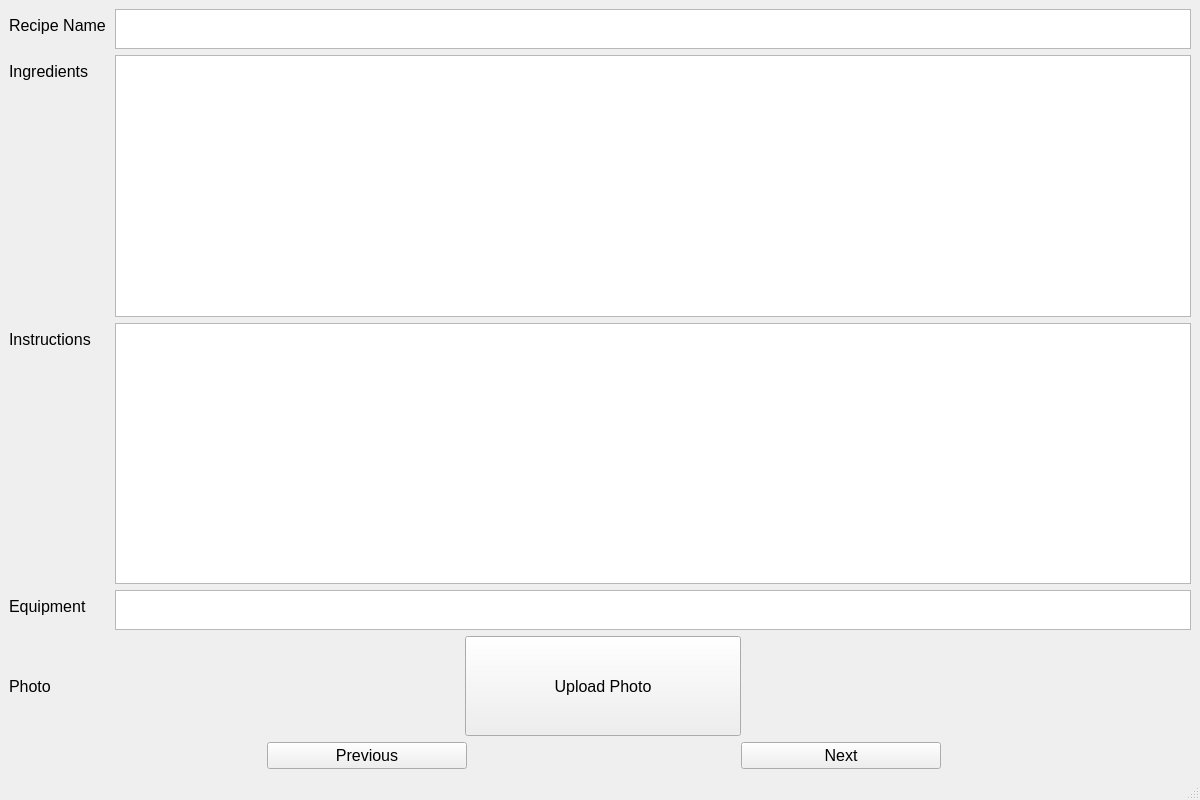
First picture: the form in recipe_viewer.ui, repository sgomez14/team-cook2, before the edit.
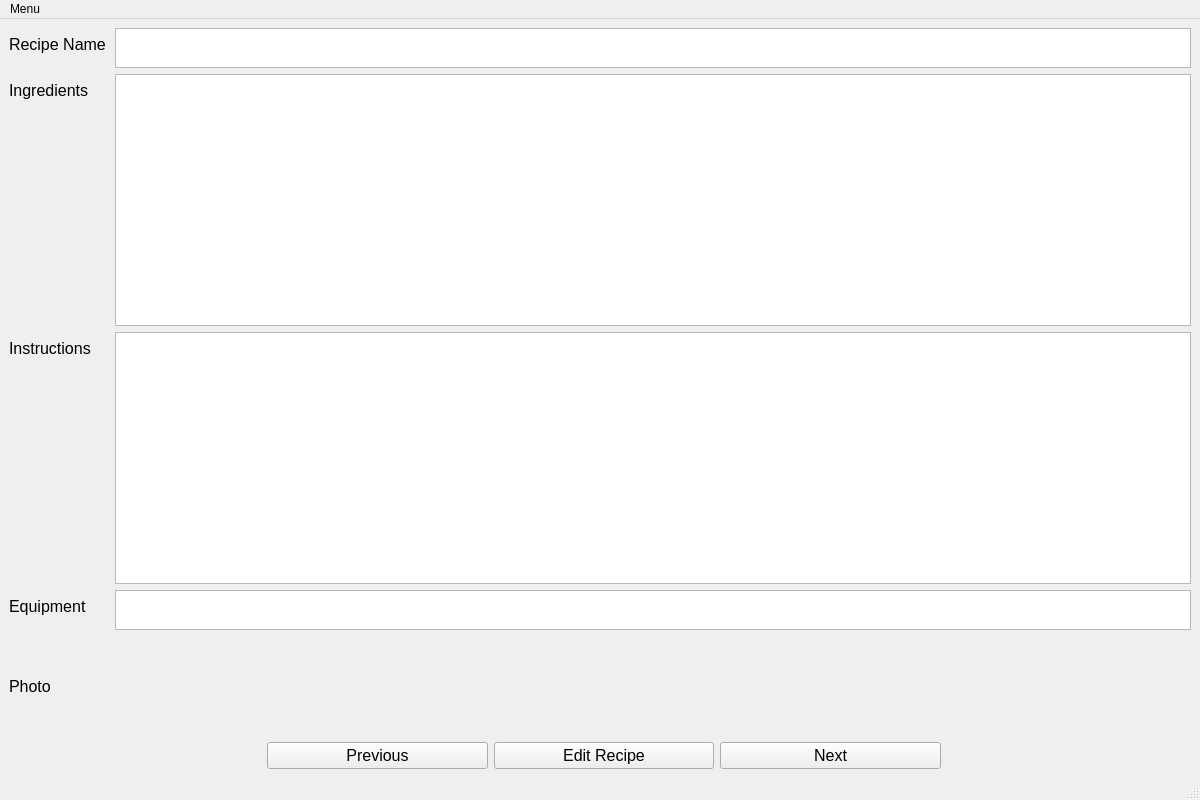
Second picture: the form after the edit.

Commit message: added previous, next and edit button

```diff
--- a/recipe_viewer.ui
+++ b/recipe_viewer.ui
@@ -83,24 +83,6 @@
         </property>
        </widget>
       </item>
-      <item row="1" column="0">
-       <widget class="QLabel" name="ingredientsLabel">
-        <property name="baseSize">
-         <size>
-          <width>0</width>
-          <height>0</height>
-         </size>
-        </property>
-        <property name="font">
-         <font>
-          <pointsize>12</pointsize>
-         </font>
-        </property>
-        <property name="text">
-         <string>Ingredients</string>
-        </property>
-       </widget>
-      </item>
       <item row="1" column="1">
        <widget class="QTextEdit" name="ingredientsText">
         <property name="font">
@@ -213,64 +195,25 @@
        </widget>
       </item>
       <item row="4" column="1">
-       <layout class="QHBoxLayout" name="horizontalLayout_3">
-        <item>
-         <spacer name="horizontalSpacer_2">
-          <property name="orientation">
-           <enum>Qt::Horizontal</enum>
-          </property>
-          <property name="sizeType">
-           <enum>QSizePolicy::Fixed</enum>
-          </property>
-          <property name="sizeHint" stdset="0">
-           <size>
-            <width>350</width>
-            <height>20</height>
-           </size>
-          </property>
-         </spacer>
-        </item>
-        <item>
-         <widget class="QPushButton" name="uploadButton">
-          <property name="sizePolicy">
-           <sizepolicy hsizetype="Maximum" vsizetype="Maximum">
-            <horstretch>0</horstretch>
-            <verstretch>0</verstretch>
-           </sizepolicy>
-          </property>
-          <property name="maximumSize">
-           <size>
-            <width>300</width>
-            <height>100</height>
-           </size>
-          </property>
-          <property name="font">
-           <font>
-            <pointsize>12</pointsize>
-           </font>
-          </property>
-          <property name="text">
-           <string>Upload Photo</string>
-          </property>
-         </widget>
-        </item>
-        <item>
-         <spacer name="horizontalSpacer_3">
-          <property name="orientation">
-           <enum>Qt::Horizontal</enum>
-          </property>
-          <property name="sizeType">
-           <enum>QSizePolicy::Fixed</enum>
-          </property>
-          <property name="sizeHint" stdset="0">
-           <size>
-            <width>450</width>
-            <height>20</height>
-           </size>
-          </property>
-         </spacer>
-        </item>
-       </layout>
+       <layout class="QHBoxLayout" name="horizontalLayout_3"/>
+      </item>
+      <item row="1" column="0">
+       <widget class="QLabel" name="ingredientsLabel">
+        <property name="baseSize">
+         <size>
+          <width>0</width>
+          <height>0</height>
+         </size>
+        </property>
+        <property name="font">
+         <font>
+          <pointsize>12</pointsize>
+         </font>
+        </property>
+        <property name="text">
+         <string>Ingredients</string>
+        </property>
+       </widget>
       </item>
      </layout>
     </item>
@@ -311,20 +254,28 @@
        </widget>
       </item>
       <item>
-       <spacer name="horizontalSpacer">
-        <property name="orientation">
-         <enum>Qt::Horizontal</enum>
+       <widget class="QPushButton" name="editRecipeButton">
+        <property name="sizePolicy">
+         <sizepolicy hsizetype="Maximum" vsizetype="Maximum">
+          <horstretch>0</horstretch>
+          <verstretch>0</verstretch>
+         </sizepolicy>
         </property>
-        <property name="sizeType">
-         <enum>QSizePolicy::Fixed</enum>
-        </property>
-        <property name="sizeHint" stdset="0">
+        <property name="maximumSize">
          <size>
-          <width>400</width>
-          <height>20</height>
+          <width>300</width>
+          <height>100</height>
          </size>
         </property>
-       </spacer>
+        <property name="font">
+         <font>
+          <pointsize>12</pointsize>
+         </font>
+        </property>
+        <property name="text">
+         <string>Edit Recipe</string>
+        </property>
+       </widget>
       </item>
       <item>
        <widget class="QPushButton" name="nextRecipeButton">
@@ -370,11 +321,46 @@
      <x>0</x>
      <y>0</y>
      <width>1200</width>
-     <height>21</height>
+     <height>22</height>
     </rect>
    </property>
+   <widget class="QMenu" name="menuHome">
+    <property name="title">
+     <string>Menu</string>
+    </property>
+    <addaction name="actionHome"/>
+    <addaction name="actionSearch"/>
+    <addaction name="actionNew_Recipe"/>
+    <addaction name="actionEdit_this_recipe"/>
+   </widget>
+   <addaction name="menuHome"/>
   </widget>
   <widget class="QStatusBar" name="statusbar"/>
+  <action name="actionMenu">
+   <property name="text">
+    <string>Menu</string>
+   </property>
+  </action>
+  <action name="actionHome">
+   <property name="text">
+    <string>Home</string>
+   </property>
+  </action>
+  <action name="actionSearch">
+   <property name="text">
+    <string>Search</string>
+   </property>
+  </action>
+  <action name="actionNew_Recipe">
+   <property name="text">
+    <string>New Recipe</string>
+   </property>
+  </action>
+  <action name="actionEdit_this_recipe">
+   <property name="text">
+    <string>Edit this recipe</string>
+   </property>
+  </action>
  </widget>
  <resources/>
  <connections/>
```
The commit also changes 6 other files.
